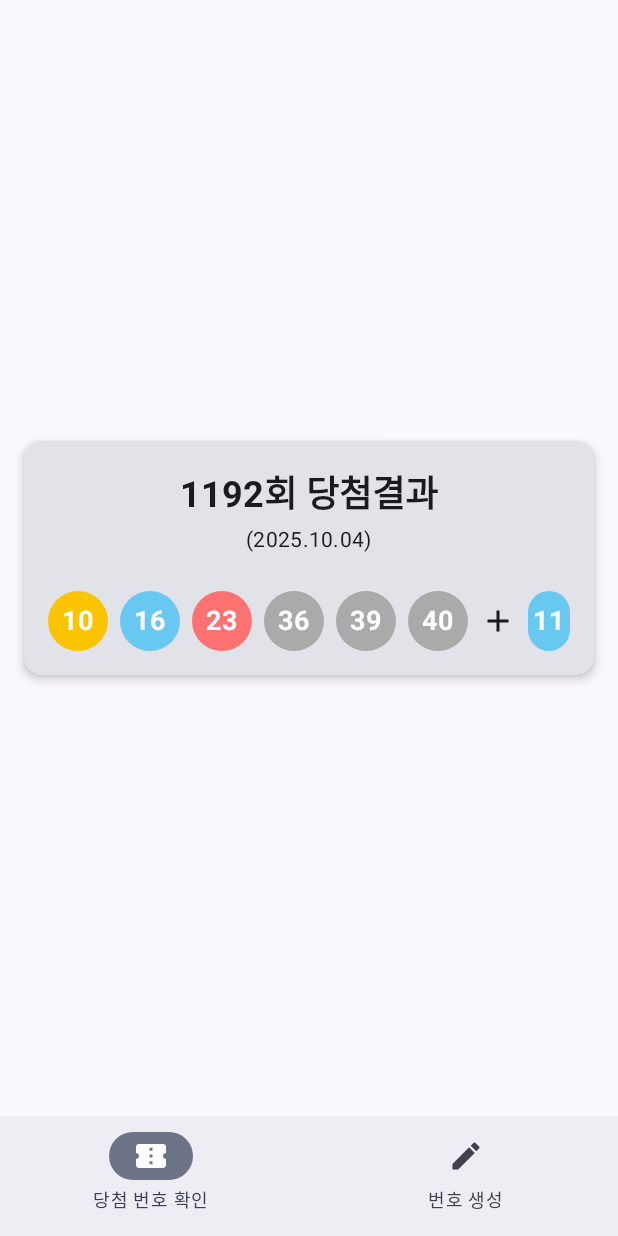
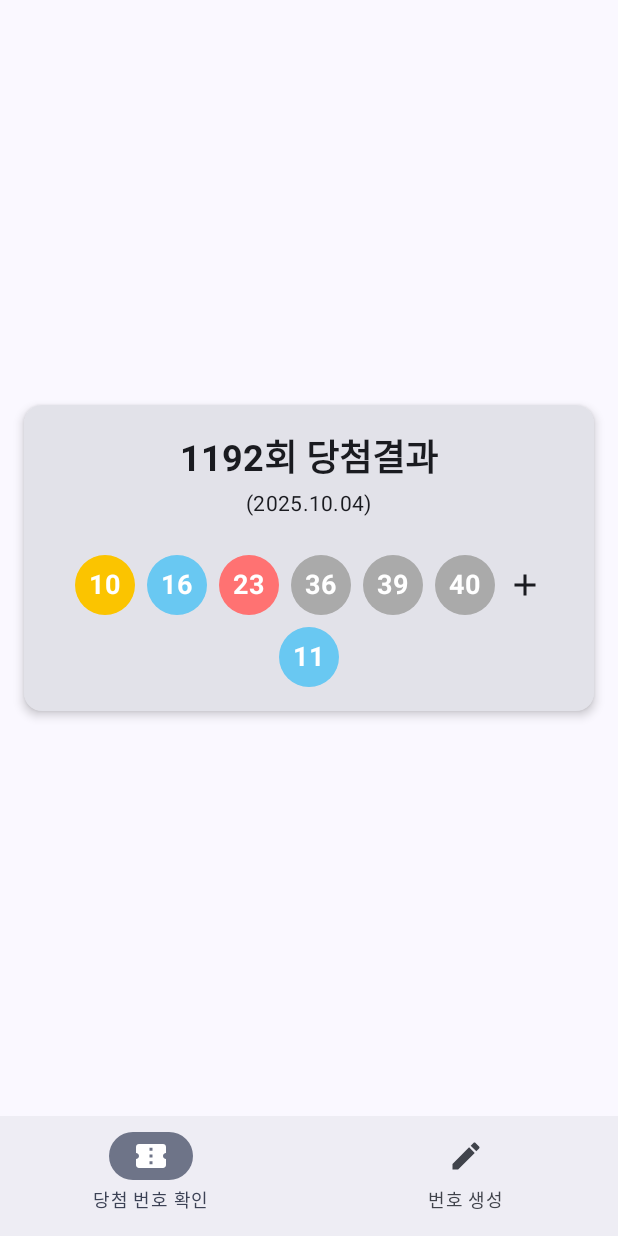
Before and after one commit to kimjiun/Lotto, an Android app built with Jetpack Compose: the screen it shows after launch (MainActivity), on a phone screen of 412 x 824 dp. Run offline under Robolectric (Android 15) with nearby library versions, the phone set to English and light mode, and no system bars; our stand-ins replace Dagger/Hilt's generated code, Room's generated code.

Commit message:
번호목록 잘리는 현상 해소

```diff
--- a/app/src/main/java/com/jiun/lotto/ui/components/LottoTicket.kt
+++ b/app/src/main/java/com/jiun/lotto/ui/components/LottoTicket.kt
@@ -1,5 +1,7 @@
 package com.jiun.lotto.ui.components
 
+import android.R.attr.contentDescription
+import androidx.compose.foundation.layout.FlowRow
 import androidx.compose.foundation.layout.Arrangement
 import androidx.compose.foundation.layout.Column
 import androidx.compose.foundation.layout.Row
@@ -50,10 +52,10 @@ fun LottoTicket(lottoData: LottoData) {
             )
             Spacer(modifier = Modifier.height(24.dp))
 
-            Row(
+            FlowRow(
                 modifier = Modifier.fillMaxWidth(),
                 horizontalArrangement = Arrangement.spacedBy(8.dp, Alignment.CenterHorizontally),
-                verticalAlignment = Alignment.CenterVertically
+                verticalArrangement = Arrangement.spacedBy(8.dp, Alignment.CenterVertically)
             ) {
                 lottoData.numbers.forEach { number ->
                     LottoBall(number = number)
@@ -61,7 +63,7 @@ fun LottoTicket(lottoData: LottoData) {
                 Icon(
                     imageVector = Icons.Filled.Add,
                     contentDescription = "Plus Icon",
-                    modifier = Modifier.size(24.dp)
+                    modifier = Modifier.align(Alignment.CenterVertically).size(24.dp)
                 )
                 LottoBall(number = lottoData.bonusNumber)
             }
```
